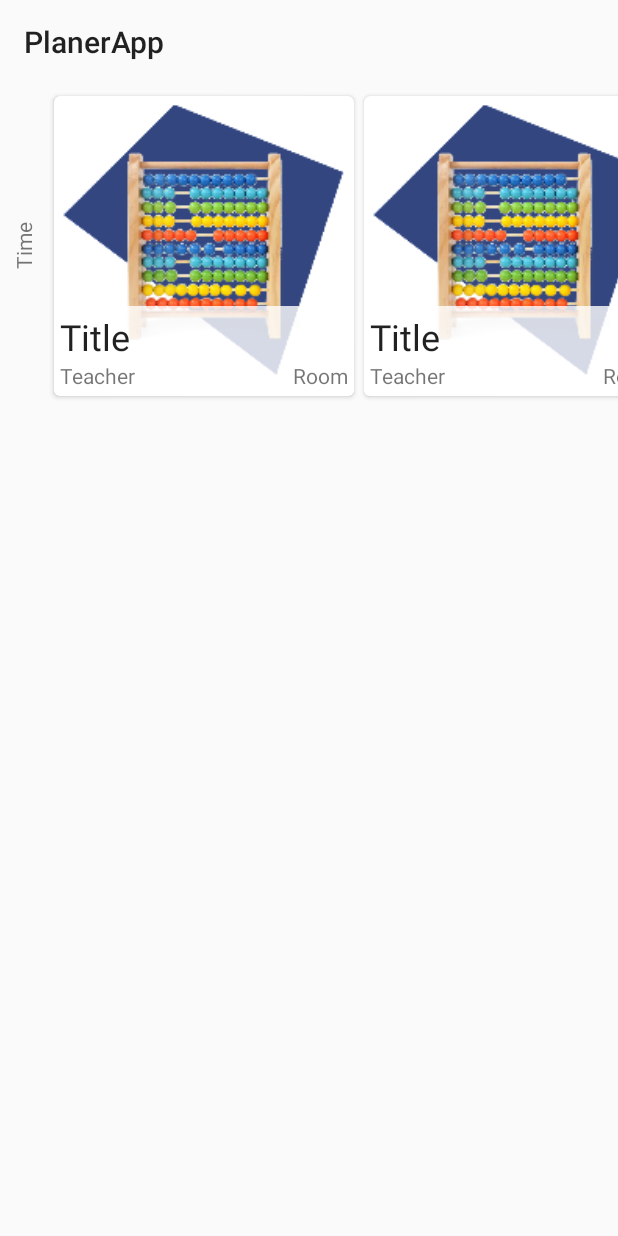
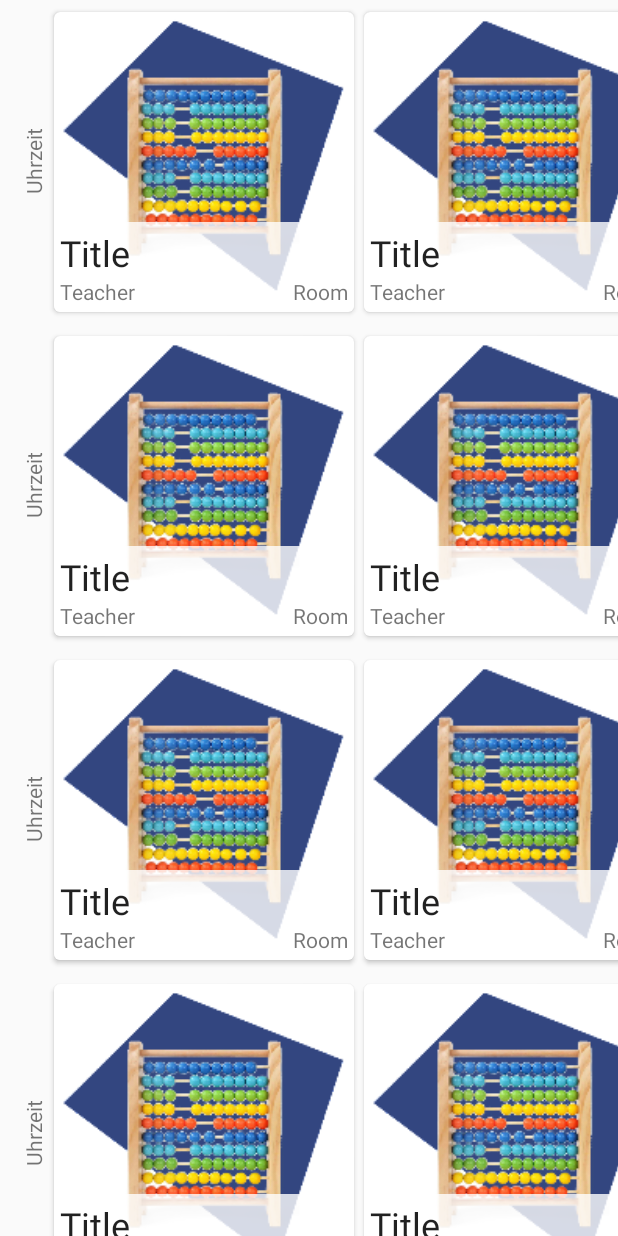
Before and after one commit to jonasrottmann/AppProgramming, an Android app: the screen it shows after launch (MainActivity), on a phone screen of 412 x 824 dp. Run offline under Robolectric (Android 15) with nearby library versions, the phone set to English and light mode, and no system bars; our stand-ins replace ButterKnife.

Commit message:
added second recycler

```diff
--- a/PlanerApp/app/src/main/java/de/jonasrottmann/planerapp/ui/MainActivity.java
+++ b/PlanerApp/app/src/main/java/de/jonasrottmann/planerapp/ui/MainActivity.java
@@ -1,7 +1,6 @@
 package de.jonasrottmann.planerapp.ui;
 
 import android.os.Bundle;
-import android.support.annotation.NonNull;
 import android.support.annotation.Nullable;
 import android.support.v7.app.AppCompatActivity;
 import android.widget.FrameLayout;
@@ -30,7 +29,7 @@ public class MainActivity extends AppCompatActivity {
         super.onCreate(savedInstanceState);
         setContentView(R.layout.activity_main);
 
-        isInTwoPaneLayout = (container2 == null);
+        isInTwoPaneLayout = (container2 != null);
 
         getSupportFragmentManager().beginTransaction().replace(R.id.container1, OverviewFragment.getInstance()).commit();
         if (isInTwoPaneLayout) {
--- a/PlanerApp/app/src/main/java/de/jonasrottmann/planerapp/ui/OverviewAdapter.java
+++ b/PlanerApp/app/src/main/java/de/jonasrottmann/planerapp/ui/OverviewAdapter.java
@@ -1,16 +1,16 @@
 package de.jonasrottmann.planerapp.ui;
 
 import android.content.Context;
-import android.support.v4.content.ContextCompat;
+import android.support.v7.widget.LinearLayoutManager;
 import android.support.v7.widget.RecyclerView;
 import android.view.LayoutInflater;
 import android.view.View;
 import android.view.ViewGroup;
-import android.widget.ImageView;
 import android.widget.TextView;
 import butterknife.BindView;
 import butterknife.ButterKnife;
 import de.jonasrottmann.planerapp.R;
+import de.jonasrottmann.planerapp.ui.views.HorizontalSpaceItemDecoration;
 
 /**
  * Created by Jonas Rottmann on 19.01.17.
@@ -19,26 +19,33 @@ import de.jonasrottmann.planerapp.R;
 public class OverviewAdapter extends RecyclerView.Adapter<OverviewAdapter.ViewHolder> {
 
     private final Context context;
+    private final HorizontalSpaceItemDecoration decoration;
 
     public OverviewAdapter(Context context) {
         this.context = context;
+        this.decoration = new HorizontalSpaceItemDecoration(10);
     }
 
     @Override
     public ViewHolder onCreateViewHolder(ViewGroup parent, int viewType) {
         View itemView = LayoutInflater.
             from(parent.getContext()).
-            inflate(R.layout.item_course, parent, false);
+            inflate(R.layout.item_courses_row, parent, false);
 
-        return new ViewHolder(itemView);
+        ViewHolder holder = new ViewHolder(itemView);
+        holder.recycler.addItemDecoration(decoration);
+        holder.recycler.hasFixedSize();
+        holder.recycler.setNestedScrollingEnabled(false);
+        holder.recycler.setLayoutManager(new LinearLayoutManager(context, LinearLayoutManager.HORIZONTAL, false));
+        holder.recycler.setAdapter(new OverviewRowAdapter(context));
+
+        return holder;
     }
 
     @Override
     public void onBindViewHolder(ViewHolder holder, int position) {
-        holder.title.setText("Title");
-        holder.teacher.setText("Teacher");
-        holder.room.setText("Room");
-        holder.icon.setImageDrawable(ContextCompat.getDrawable(context, R.drawable.placeholder));
+        holder.time.setText("Uhrzeit");
+        //TODO: holder.recycler.getAdapter().setData()
     }
 
     @Override
@@ -48,14 +55,10 @@ public class OverviewAdapter extends RecyclerView.Adapter<OverviewAdapter.ViewHo
 
 
     static class ViewHolder extends RecyclerView.ViewHolder {
-        @BindView(R.id.title)
-        TextView title;
-        @BindView(R.id.teacher)
-        TextView teacher;
-        @BindView(R.id.room)
-        TextView room;
-        @BindView(R.id.icon)
-        ImageView icon;
+        @BindView(R.id.time)
+        TextView time;
+        @BindView(R.id.recycler)
+        RecyclerView recycler;
 
         public ViewHolder(View itemView) {
             super(itemView);
--- /dev/null
+++ b/PlanerApp/app/src/main/java/de/jonasrottmann/planerapp/ui/OverviewRowAdapter.java
@@ -0,0 +1,65 @@
+package de.jonasrottmann.planerapp.ui;
+
+import android.content.Context;
+import android.support.v4.content.ContextCompat;
+import android.support.v7.widget.RecyclerView;
+import android.view.LayoutInflater;
+import android.view.View;
+import android.view.ViewGroup;
+import android.widget.ImageView;
+import android.widget.TextView;
+import butterknife.BindView;
+import butterknife.ButterKnife;
+import de.jonasrottmann.planerapp.R;
+
+/**
+ * Created by Jonas Rottmann on 19.01.17.
+ * Copyright © 2017 fluidmobile. All rights reserved.
+ */
+public class OverviewRowAdapter extends RecyclerView.Adapter<OverviewRowAdapter.ViewHolder> {
+
+    private final Context context;
+
+    public OverviewRowAdapter(Context context) {
+        this.context = context;
+    }
+
+    @Override
+    public ViewHolder onCreateViewHolder(ViewGroup parent, int viewType) {
+        View itemView = LayoutInflater.
+            from(parent.getContext()).
+            inflate(R.layout.item_course, parent, false);
+
+        return new ViewHolder(itemView);
+    }
+
+    @Override
+    public void onBindViewHolder(ViewHolder holder, int position) {
+        holder.title.setText("Title");
+        holder.teacher.setText("Teacher");
+        holder.room.setText("Room");
+        holder.icon.setImageDrawable(ContextCompat.getDrawable(context, R.drawable.placeholder));
+    }
+
+    @Override
+    public int getItemCount() {
+        return 9;
+    }
+
+
+    static class ViewHolder extends RecyclerView.ViewHolder {
+        @BindView(R.id.title)
+        TextView title;
+        @BindView(R.id.teacher)
+        TextView teacher;
+        @BindView(R.id.room)
+        TextView room;
+        @BindView(R.id.icon)
+        ImageView icon;
+
+        public ViewHolder(View itemView) {
+            super(itemView);
+            ButterKnife.bind(this, itemView);
+        }
+    }
+}
--- a/PlanerApp/app/src/main/java/de/jonasrottmann/planerapp/ui/fragments/OverviewFragment.java
+++ b/PlanerApp/app/src/main/java/de/jonasrottmann/planerapp/ui/fragments/OverviewFragment.java
@@ -3,16 +3,13 @@ package de.jonasrottmann.planerapp.ui.fragments;
 import android.os.Bundle;
 import android.support.annotation.Nullable;
 import android.support.v4.app.Fragment;
-import android.support.v7.app.AppCompatActivity;
 import android.support.v7.widget.LinearLayoutManager;
 import android.support.v7.widget.RecyclerView;
-import android.support.v7.widget.Toolbar;
 import android.view.LayoutInflater;
 import android.view.View;
 import android.view.ViewGroup;
 import de.jonasrottmann.planerapp.R;
 import de.jonasrottmann.planerapp.ui.OverviewAdapter;
-import de.jonasrottmann.planerapp.ui.views.HorizontalSpaceItemDecoration;
 
 /**
  * Created by Jonas Rottmann on 19.01.17.
@@ -33,15 +30,14 @@ public class OverviewFragment extends Fragment {
         View view = inflater.inflate(R.layout.fragment_overview, container, false);
 
         // Setup Toolbar
-        Toolbar toolbar = (Toolbar) view.findViewById(R.id.toolbar);
-        AppCompatActivity activity = (AppCompatActivity) getActivity();
-        activity.setSupportActionBar(toolbar);
+        //Toolbar toolbar = (Toolbar) view.findViewById(R.id.toolbar);
+        //AppCompatActivity activity = (AppCompatActivity) getActivity();
+        //activity.setSupportActionBar(toolbar);
 
         // Setup Views
         recycler = (RecyclerView) view.findViewById(R.id.recycler);
-        recycler.setLayoutManager(new LinearLayoutManager(getActivity(), LinearLayoutManager.HORIZONTAL, false));
+        recycler.setLayoutManager(new LinearLayoutManager(getActivity(), LinearLayoutManager.VERTICAL, false));
         recycler.setAdapter(new OverviewAdapter(getActivity()));
-        recycler.addItemDecoration(new HorizontalSpaceItemDecoration(10));
 
         return view;
     }
--- a/PlanerApp/app/src/main/res/layout/fragment_overview.xml
+++ b/PlanerApp/app/src/main/res/layout/fragment_overview.xml
@@ -3,34 +3,17 @@
     android:layout_width="match_parent"
     android:layout_height="wrap_content">
 
-    <android.support.v7.widget.Toolbar
-        android:id="@+id/toolbar"
+    <!--<android.support.v7.widget.Toolbar-->
+    <!--android:id="@+id/toolbar"-->
+    <!--android:layout_width="match_parent"-->
+    <!--android:layout_height="?android:actionBarSize"-->
+    <!--android:title="@string/app_name" />-->
+
+    <android.support.v7.widget.RecyclerView
+        android:id="@+id/recycler"
         android:layout_width="match_parent"
-        android:layout_height="?android:actionBarSize"
-        android:title="@string/app_name" />
-
-    <FrameLayout
-        android:layout_width="match_parent"
-        android:layout_height="wrap_content"
-        android:paddingTop="?android:actionBarSize">
-
-        <TextView
-            android:layout_width="wrap_content"
-            android:layout_height="wrap_content"
-            android:layout_gravity="center_vertical"
-            android:gravity="center"
-            android:rotation="270"
-            android:text="Time" />
-
-        <android.support.v7.widget.RecyclerView
-            android:id="@+id/recycler"
-            android:layout_width="match_parent"
-            android:layout_height="wrap_content"
-            android:clipToPadding="false"
-            android:paddingBottom="8dp"
-            android:paddingLeft="36dp"
-            android:paddingTop="8dp" />
-
-    </FrameLayout>
+        android:layout_height="match_parent"
+        android:clipToPadding="false"
+        android:paddingBottom="8dp" />
 
 </FrameLayout>
--- /dev/null
+++ b/PlanerApp/app/src/main/res/layout/item_courses_row.xml
@@ -0,0 +1,24 @@
+<?xml version="1.0" encoding="utf-8"?>
+<FrameLayout xmlns:android="http://schemas.android.com/apk/res/android"
+    android:layout_width="match_parent"
+    android:layout_height="wrap_content">
+
+    <TextView
+        android:id="@+id/time"
+        android:layout_width="wrap_content"
+        android:layout_height="wrap_content"
+        android:layout_gravity="center_vertical"
+        android:gravity="center"
+        android:rotation="270"
+        android:text="Time" />
+
+    <android.support.v7.widget.RecyclerView
+        android:id="@+id/recycler"
+        android:layout_width="match_parent"
+        android:layout_height="wrap_content"
+        android:clipToPadding="false"
+        android:paddingBottom="8dp"
+        android:paddingLeft="36dp"
+        android:paddingTop="8dp" />
+
+</FrameLayout>
```
